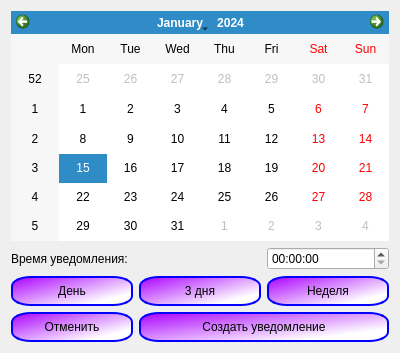
This is nfcreator.ui in Yarosurafu/ExamHelper as Qt 5 draws it before an edit. The edited form follows.
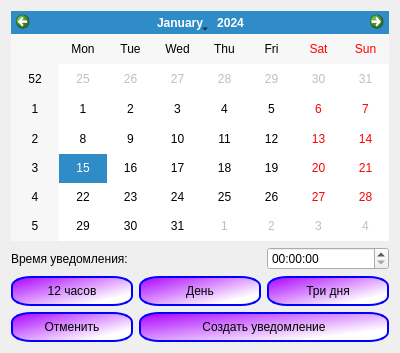
This is the edited form. Icons and pictures are not drawn.

```diff
--- a/nfcreator.ui
+++ b/nfcreator.ui
@@ -35,7 +35,7 @@
 }</string>
      </property>
      <property name="text">
-      <string>Неделя</string>
+      <string>Три дня</string>
      </property>
     </widget>
    </item>
@@ -64,7 +64,7 @@
 }</string>
      </property>
      <property name="text">
-      <string>День</string>
+      <string>12 часов</string>
      </property>
     </widget>
    </item>
@@ -86,7 +86,7 @@
 }</string>
      </property>
      <property name="text">
-      <string>3 дня</string>
+      <string>День</string>
      </property>
     </widget>
    </item>
```
Left out of the diff: 12 changed lines with no effect on the pictures.
